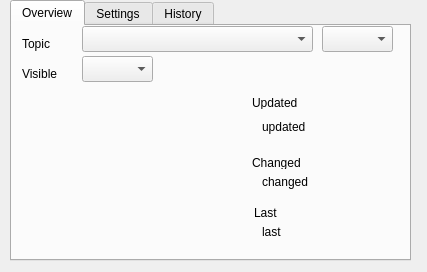
First picture: the form in topicmanagers/generic/ui_tleditfeature.ui, repository nzfarmer1/telemetrylayer, before the edit.
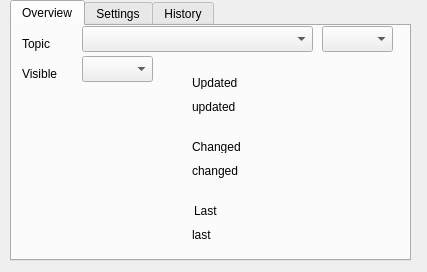
Second picture: the form after the edit.

```diff
--- a/topicmanagers/generic/ui_tleditfeature.ui
+++ b/topicmanagers/generic/ui_tleditfeature.ui
@@ -50,8 +50,8 @@
     <widget class="QLabel" name="labelChanged">
      <property name="geometry">
       <rect>
-       <x>240</x>
-       <y>130</y>
+       <x>180</x>
+       <y>114</y>
        <width>56</width>
        <height>13</height>
       </rect>
@@ -63,7 +63,7 @@
     <widget class="QLabel" name="imageWidget">
      <property name="geometry">
       <rect>
-       <x>20</x>
+       <x>10</x>
        <y>80</y>
        <width>161</width>
        <height>141</height>
@@ -73,8 +73,8 @@
     <widget class="QLabel" name="labelUpdated">
      <property name="geometry">
       <rect>
-       <x>240</x>
-       <y>70</y>
+       <x>180</x>
+       <y>50</y>
        <width>56</width>
        <height>13</height>
       </rect>
@@ -86,8 +86,8 @@
     <widget class="QLabel" name="labelLast">
      <property name="geometry">
       <rect>
-       <x>242</x>
-       <y>180</y>
+       <x>182</x>
+       <y>178</y>
        <width>56</width>
        <height>13</height>
       </rect>
@@ -99,10 +99,10 @@
     <widget class="QLabel" name="payloadValue">
      <property name="geometry">
       <rect>
-       <x>250</x>
-       <y>190</y>
-       <width>131</width>
-       <height>31</height>
+       <x>180</x>
+       <y>188</y>
+       <width>211</width>
+       <height>41</height>
       </rect>
      </property>
      <property name="text">
@@ -112,10 +112,10 @@
     <widget class="QLabel" name="changedValue">
      <property name="geometry">
       <rect>
-       <x>250</x>
-       <y>140</y>
-       <width>131</width>
-       <height>31</height>
+       <x>180</x>
+       <y>124</y>
+       <width>181</width>
+       <height>41</height>
       </rect>
      </property>
      <property name="text">
@@ -125,10 +125,10 @@
     <widget class="QLabel" name="updatedValue">
      <property name="geometry">
       <rect>
-       <x>250</x>
-       <y>90</y>
-       <width>131</width>
-       <height>21</height>
+       <x>180</x>
+       <y>60</y>
+       <width>201</width>
+       <height>41</height>
       </rect>
      </property>
      <property name="text">
```
